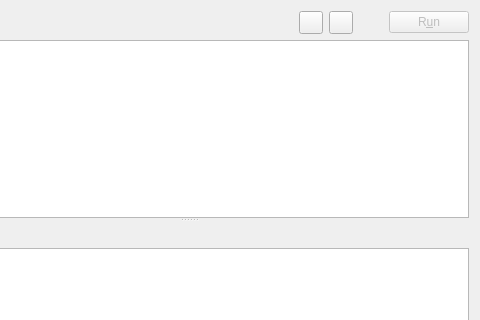
The window that src/tabwidget/queryeditorwidget.ui (FrenchDilettante/dbmaster) describes before a commit, drawn with Qt 5; both pictures show x 102 to 582 and y 0 to 320 of the 582 by 436 pixel window.
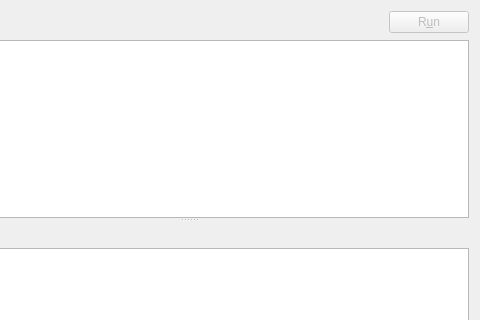
The same window after the commit. Icons and pictures are not drawn. Custom widgets are drawn as their Qt base class.

Commit message: Buttons cosmetic

Patch:
```diff
--- a/src/tabwidget/queryeditorwidget.ui
+++ b/src/tabwidget/queryeditorwidget.ui
@@ -38,6 +38,9 @@
      <property name="text">
       <string/>
      </property>
+     <property name="autoRaise">
+      <bool>true</bool>
+     </property>
     </widget>
    </item>
    <item row="0" column="3">
@@ -48,6 +51,9 @@
      <property name="text">
       <string/>
      </property>
+     <property name="autoRaise">
+      <bool>true</bool>
+     </property>
     </widget>
    </item>
    <item row="0" column="4">
@@ -136,11 +142,6 @@
   </layout>
  </widget>
  <customwidgets>
-  <customwidget>
-   <class>QueryTextEdit</class>
-   <extends>QPlainTextEdit</extends>
-   <header>../src/widgets/querytextedit.h</header>
-  </customwidget>
   <customwidget>
    <class>ResultViewTable</class>
    <extends>QTableView</extends>
@@ -152,6 +153,11 @@
    <header>resultview/paginationwidget.h</header>
    <container>1</container>
   </customwidget>
+  <customwidget>
+   <class>QueryTextEdit</class>
+   <extends>QPlainTextEdit</extends>
+   <header>../src/widgets/querytextedit.h</header>
+  </customwidget>
  </customwidgets>
  <resources>
   <include location="../icons.qrc"/>
```
The commit also changes 1 other file.
